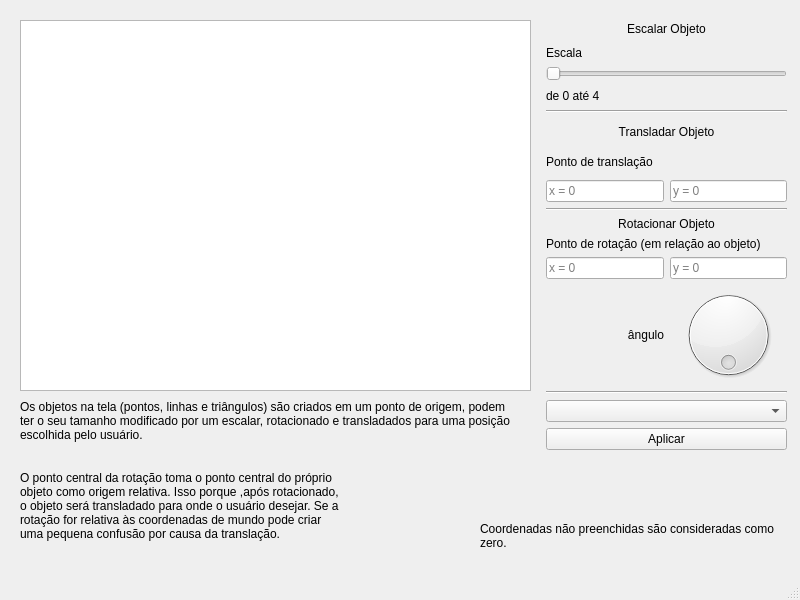
Above: mainwindow.ui from Thales3006/Wireframe_3Dmodel_Visualizer before the change. Below: the same form after it.
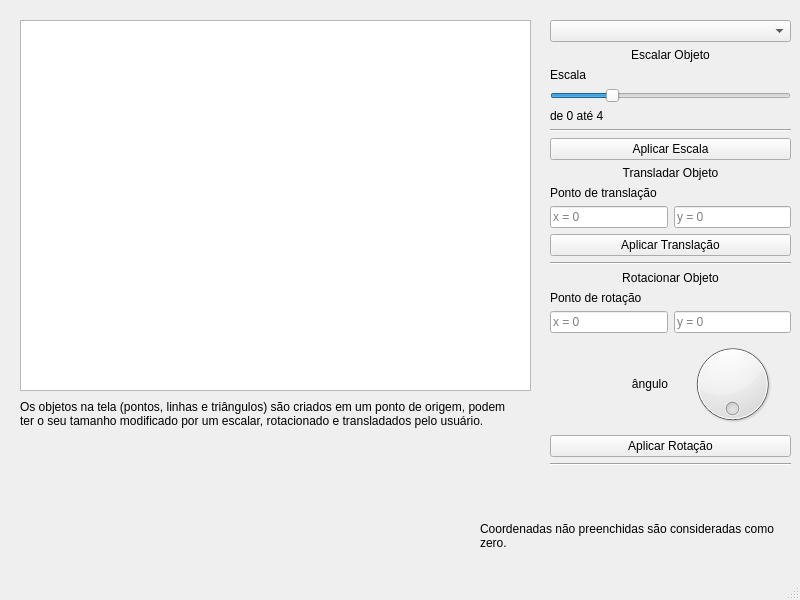
That is the form after the change.

Commit message: new frontend with 3 buttons and matrix combo multiplier

What changed in the file:
```diff
--- a/mainwindow.ui
+++ b/mainwindow.ui
@@ -27,13 +27,20 @@
    <widget class="QWidget" name="verticalLayoutWidget">
     <property name="geometry">
      <rect>
-      <x>546</x>
+      <x>550</x>
       <y>20</y>
       <width>241</width>
-      <height>430</height>
+      <height>446</height>
      </rect>
     </property>
     <layout class="QVBoxLayout" name="edit">
+     <item>
+      <widget class="QComboBox" name="objList">
+       <property name="placeholderText">
+        <string>Selecionar Objeto</string>
+       </property>
+      </widget>
+     </item>
      <item>
       <layout class="QVBoxLayout" name="scale">
        <item>
@@ -61,6 +68,12 @@
          <property name="minimum">
           <number>1</number>
          </property>
+         <property name="maximum">
+          <number>100</number>
+         </property>
+         <property name="value">
+          <number>25</number>
+         </property>
          <property name="orientation">
           <enum>Qt::Orientation::Horizontal</enum>
          </property>
@@ -82,6 +95,13 @@
        </property>
       </widget>
      </item>
+     <item>
+      <widget class="QPushButton" name="applyTransform_scale">
+       <property name="text">
+        <string>Aplicar Escala</string>
+       </property>
+      </widget>
+     </item>
      <item>
       <layout class="QVBoxLayout" name="translate">
        <item>
@@ -133,6 +153,13 @@
        </item>
       </layout>
      </item>
+     <item>
+      <widget class="QPushButton" name="applyTransform_translate">
+       <property name="text">
+        <string>Aplicar Translação</string>
+       </property>
+      </widget>
+     </item>
      <item>
       <widget class="Line" name="line_3">
        <property name="orientation">
@@ -155,7 +182,7 @@
        <item>
         <widget class="QLabel" name="rotateCoordLabel">
          <property name="text">
-          <string>Ponto de rotação (em relação ao objeto)</string>
+          <string>Ponto de rotação</string>
          </property>
          <property name="alignment">
           <set>Qt::AlignmentFlag::AlignBottom|Qt::AlignmentFlag::AlignLeading|Qt::AlignmentFlag::AlignLeft</set>
@@ -206,6 +233,9 @@
          </item>
          <item>
           <widget class="QDial" name="angleDial">
+           <property name="maximum">
+            <number>100</number>
+           </property>
            <property name="wrapping">
             <bool>true</bool>
            </property>
@@ -213,6 +243,13 @@
          </item>
         </layout>
        </item>
+       <item>
+        <widget class="QPushButton" name="applyTransform">
+         <property name="text">
+          <string>Aplicar Rotação</string>
+         </property>
+        </widget>
+       </item>
       </layout>
      </item>
      <item>
@@ -222,20 +259,6 @@
        </property>
       </widget>
      </item>
-     <item>
-      <widget class="QComboBox" name="objList">
-       <property name="placeholderText">
-        <string>Selecionar Objeto</string>
-       </property>
-      </widget>
-     </item>
-     <item>
-      <widget class="QPushButton" name="applyTransform">
-       <property name="text">
-        <string>Aplicar</string>
-       </property>
-      </widget>
-     </item>
     </layout>
    </widget>
    <widget class="QLabel" name="explanation">
@@ -248,7 +271,7 @@
      </rect>
     </property>
     <property name="text">
-     <string>Os objetos na tela (pontos, linhas e triângulos) são criados em um ponto de origem, podem ter o seu tamanho modificado por um escalar, rotacionado e transladados para uma posição escolhida pelo usuário. </string>
+     <string>Os objetos na tela (pontos, linhas e triângulos) são criados em um ponto de origem, podem ter o seu tamanho modificado por um escalar, rotacionado e transladados pelo usuário. </string>
     </property>
     <property name="alignment">
      <set>Qt::AlignmentFlag::AlignLeading|Qt::AlignmentFlag::AlignLeft|Qt::AlignmentFlag::AlignTop</set>
@@ -257,22 +280,6 @@
      <bool>true</bool>
     </property>
    </widget>
-   <widget class="QLabel" name="label">
-    <property name="geometry">
-     <rect>
-      <x>20</x>
-      <y>450</y>
-      <width>321</width>
-      <height>111</height>
-     </rect>
-    </property>
-    <property name="text">
-     <string>O ponto central da rotação toma o ponto central do próprio objeto como origem relativa. Isso porque ,após rotacionado, o objeto será transladado para onde o usuário desejar. Se a rotação for relativa às coordenadas de mundo pode criar uma pequena confusão por causa da translação.</string>
-    </property>
-    <property name="wordWrap">
-     <bool>true</bool>
-    </property>
-   </widget>
    <widget class="QLabel" name="label_2">
     <property name="geometry">
      <rect>
```
The commit also changes 2 other files.
